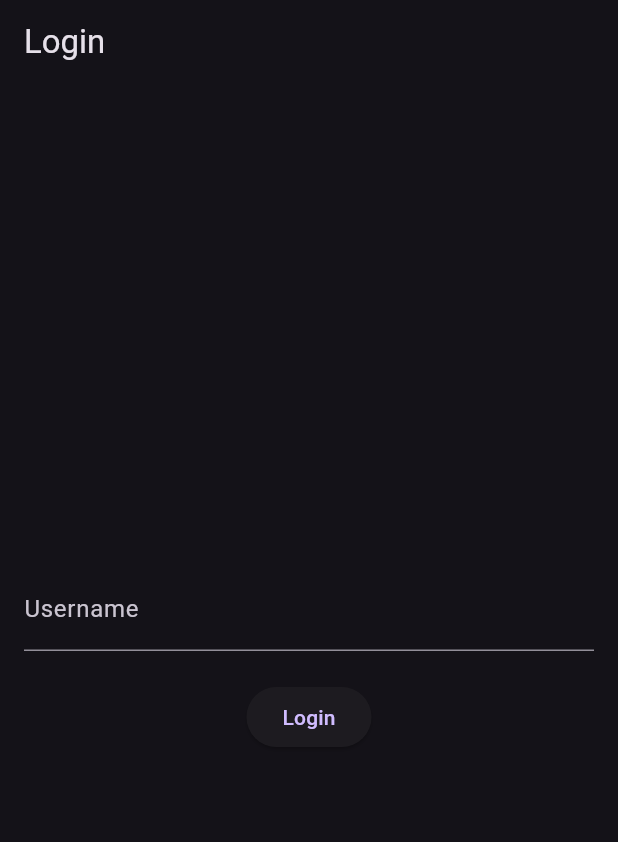
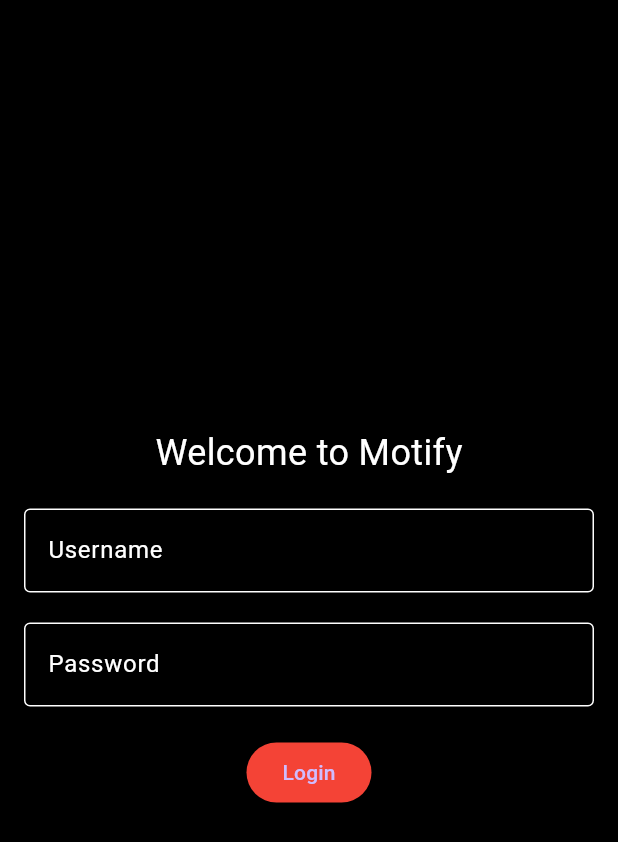
Before and after one commit to FayruzAldi/movie, a Flutter app: the screen it shows after launch, on a phone screen of 412 x 824 dp. Shown: the top 842 px of the screen. Run offline on Flutter 3.47's test engine with Material 3 defaults, Android fonts, the phone set to English and light mode, and no system bars; our stand-ins replace get.

```diff
--- /dev/null
+++ b/lib/bindings/main_binding.dart
@@ -0,0 +1,9 @@
+import 'package:get/get.dart';
+import '../controllers/main_controller.dart';
+
+class MainBinding extends Bindings {
+  @override
+  void dependencies() {
+    Get.lazyPut<MainController>(() => MainController());
+  }
+}
--- a/lib/controllers/main_controller.dart
+++ b/lib/controllers/main_controller.dart
@@ -6,17 +6,120 @@ class MainController extends GetxController {
   var username = ''.obs;
 
   final RxList<Map<String, dynamic>> dummyMovies = <Map<String, dynamic>>[
-    {'title': 'Inception', 'description': 'Film sci-fi tentang mimpi', 'rating': 4.8, 'image': 'https://via.placeholder.com/150', 'isLoved': false},
-    {'title': 'The Shawshank Redemption', 'description': 'Drama tentang perjuangan di penjara', 'rating': 4.9, 'image': 'https://via.placeholder.com/150', 'isLoved': false},
-    {'title': 'The Dark Knight', 'description': 'Film superhero Batman', 'rating': 4.7, 'image': 'https://via.placeholder.com/150', 'isLoved': false},
-    {'title': 'Pulp Fiction', 'description': 'Film crime dengan alur non-linear', 'rating': 4.6, 'image': 'https://via.placeholder.com/150', 'isLoved': false},
-    {'title': 'Forrest Gump', 'description': 'Drama komedi tentang perjalanan hidup', 'rating': 4.8, 'image': 'https://via.placeholder.com/150', 'isLoved': false},
-    {'title': 'The Matrix', 'description': 'Film sci-fi tentang realitas virtual', 'rating': 4.7, 'image': 'https://via.placeholder.com/150', 'isLoved': false},
-    {'title': 'Goodfellas', 'description': 'Film gangster klasik', 'rating': 4.7, 'image': 'https://via.placeholder.com/150', 'isLoved': false},
-    {'title': 'The Silence of the Lambs', 'description': 'Thriller psikologis', 'rating': 4.6, 'image': 'https://via.placeholder.com/150', 'isLoved': false},
+    {
+      'title': 'Inception',
+      'description': 'Film sci-fi tentang mimpi',
+      'rating': 4.8,
+      'image': 'https://play-lh.googleusercontent.com/buKf27Hxendp3tLNpNtP3E-amP0o4yYV-SGKyS2u-Y3GdGRTyfNCIT5WAVs2OudOz6so5K1jtYdAUKI9nw8',
+      'isLoved': false
+    },
+    {
+      'title': 'The Shawshank Redemption',
+      'description': 'Drama tentang perjuangan di penjara',
+      'rating': 4.9,
+      'image': 'https://m.media-amazon.com/images/M/MV5BMDAyY2FhYjctNDc5OS00MDNlLThiMGUtY2UxYWVkNGY2ZjljXkEyXkFqcGc@._V1_.jpg',
+      'isLoved': false
+    },
+    {
+      'title': 'The Dark Knight',
+      'description': 'Film superhero Batman',
+      'rating': 4.7,
+      'image': 'https://m.media-amazon.com/images/S/pv-target-images/e9a43e647b2ca70e75a3c0af046c4dfdcd712380889779cbdc2c57d94ab63902.jpg',
+      'isLoved': false
+    },
+    {
+      'title': 'Pulp Fiction',
+      'description': 'Film crime dengan alur non-linear',
+      'rating': 4.6,
+      'image': 'https://musicart.xboxlive.com/7/767c6300-0000-0000-0000-000000000002/504/image.jpg?w=1920&h=1080',
+      'isLoved': false
+    },
+    {
+      'title': 'Forrest Gump',
+      'description': 'Drama komedi tentang perjalanan hidup',
+      'rating': 4.8,
+      'image': 'https://m.media-amazon.com/images/M/MV5BNWIwODRlZTUtY2U3ZS00Yzg1LWJhNzYtMmZiYmEyNmU1NjMzXkEyXkFqcGdeQXVyMTQxNzMzNDI@._V1_FMjpg_UX1000_.jpg',
+      'isLoved': false
+    },
+    {
+      'title': 'The Matrix',
+      'description': 'Film sci-fi tentang dunia virtual',
+      'rating': 4.7,
+      'image': 'https://m.media-amazon.com/images/I/613ypTLZHsL._AC_UF894,1000_QL80_.jpg',
+      'isLoved': false
+    },
+    {
+      'title': 'Interstellar',
+      'description': 'Film sci-fi tentang perjalanan luar angkasa',
+      'rating': 4.6,
+      'image': 'https://resizing.flixster.com/-XZAfHZM39UwaGJIFWKAE8fS0ak=/v3/t/assets/p10543523_p_v8_as.jpg',
+      'isLoved': false
+    },
+    {
+      'title': 'Gladiator',
+      'description': 'Film epik tentang pejuang Romawi',
+      'rating': 4.5,
+      'image': 'https://upload.wikimedia.org/wikipedia/en/f/fb/Gladiator_%282000_film_poster%29.png',
+      'isLoved': false
+    },
+    {
+      'title': 'The Godfather',
+      'description': 'Film tentang keluarga mafia',
+      'rating': 4.9,
+      'image': 'https://play-lh.googleusercontent.com/ZucjGxDqQ-cHIN-8YA1HgZx7dFhXkfnz73SrdRPmOOHEax08sngqZMR_jMKq0sZuv5P7-T2Z2aHJ1uGQiys',
+      'isLoved': false
+    },
+    {
+      'title': 'Fight Club',
+      'description': 'Film tentang klub pertarungan rahasia',
+      'rating': 4.8,
+      'image': 'https://m.media-amazon.com/images/M/MV5BOTgyOGQ1NDItNGU3Ny00MjU3LTg2YWEtNmEyYjBiMjI1Y2M5XkEyXkFqcGc@._V1_.jpg',
+      'isLoved': false
+    },
+    {
+      'title': 'The Lord of the Rings: The Fellowship of the Ring',
+      'description': 'Film fantasi tentang perjalanan epik',
+      'rating': 4.8,
+      'image': 'https://resizing.flixster.com/-XZAfHZM39UwaGJIFWKAE8fS0ak=/v3/t/assets/p28828_p_v8_ao.jpg',
+      'isLoved': false
+    },
+    {
+      'title': 'Star Wars: Episode IV - A New Hope',
+      'description': 'Film sci-fi tentang perang bintang',
+      'rating': 4.7,
+      'image': 'https://m.media-amazon.com/images/S/pv-target-images/4a48991096eef46e47ecb17a0a677c46d7d7607aedaec7b67447645bee668816.jpg',
+      'isLoved': false
+    },
+    {
+      'title': 'The Lion King',
+      'description': 'Film animasi tentang petualangan singa',
+      'rating': 4.8,
+      'image': 'https://m.media-amazon.com/images/S/pv-target-images/2c6bf6218aa296881bfba2aa6838a21a8bf768d844ad4522fe9931cdcb7a9f33.jpg',
+      'isLoved': false
+    },
+    {
+      'title': 'Jurassic Park',
+      'description': 'Film sci-fi tentang taman dinosaurus',
+      'rating': 4.7,
+      'image': 'https://play-lh.googleusercontent.com/BVSejbKFir0thw8OmJKsWL-uDexGT9LDwSOcDuGE7vTC13b2JxjBHGzby7suSzvzziI',
+      'isLoved': false
+    },
+    {
+      'title': 'The Avengers',
+      'description': 'Film superhero tentang tim Avengers',
+      'rating': 4.6,
+      'image': 'https://m.media-amazon.com/images/M/MV5BNGE0YTVjNzUtNzJjOS00NGNlLTgxMzctZTY4YTE1Y2Y1ZTU4XkEyXkFqcGc@._V1_.jpg',
+      'isLoved': false
+    },
   ].obs;
 
   var searchResults = <Map<String, dynamic>>[].obs;
+
+  @override
+  void onInit() {
+    super.onInit();
+    searchResults.assignAll(dummyMovies);
+  }
 
   List<Map<String, dynamic>> get lovedMovies => dummyMovies.where((movie) => movie['isLoved'] as bool).toList();
 
@@ -28,6 +131,7 @@ class MainController extends GetxController {
     final movie = dummyMovies[index];
     movie['isLoved'] = !(movie['isLoved'] as bool);
     dummyMovies[index] = movie;
+    dummyMovies.refresh();
   }
 
   void login(String user) {
@@ -42,9 +146,17 @@ class MainController extends GetxController {
   }
 
   void searchMovies(String query) {
-    searchResults.value = dummyMovies.where((movie) =>
-      movie['title'].toString().toLowerCase().contains(query.toLowerCase()) ||
-      movie['description'].toString().toLowerCase().contains(query.toLowerCase())
-    ).toList();
+    if (query.isEmpty) {
+      searchResults.assignAll(dummyMovies);
+    } else {
+      searchResults.assignAll(dummyMovies.where((movie) =>
+        movie['title'].toString().toLowerCase().contains(query.toLowerCase()) ||
+        movie['description'].toString().toLowerCase().contains(query.toLowerCase())
+      ).toList());
+    }
+  }
+
+  void clearSearchResults() {
+    searchResults.assignAll(dummyMovies); // Reset hasil pencarian ke semua film
   }
 }
--- a/lib/main.dart
+++ b/lib/main.dart
@@ -1,13 +1,11 @@
 import 'package:flutter/material.dart';
 import 'package:get/get.dart';
-import 'controllers/main_controller.dart';
-import 'pages/home_page.dart';
-import 'pages/my_list_page.dart';
-import 'pages/profile_page.dart';
-import 'pages/login_page.dart';
+import 'package:movie/bindings/main_binding.dart';
+import 'package:movie/pages/home_page.dart';
+import 'package:movie/pages/login_page.dart';
+import 'package:movie/controllers/main_controller.dart';
 
 void main() {
-  Get.put(MainController());
   runApp(const MyApp());
 }
 
@@ -17,51 +15,25 @@ class MyApp extends StatelessWidget {
   @override
   Widget build(BuildContext context) {
     return GetMaterialApp(
-      title: 'Aplikasi Film',
       theme: ThemeData(
-        primarySwatch: Colors.blue,
         brightness: Brightness.dark,
+        primaryColor: Colors.black,
+        hintColor: Colors.red,
+        scaffoldBackgroundColor: Colors.black,
+        appBarTheme: const AppBarTheme(
+          color: Colors.black,
+        ),
+        bottomNavigationBarTheme: const BottomNavigationBarThemeData(
+          backgroundColor: Colors.black,
+          selectedItemColor: Colors.red,
+          unselectedItemColor: Colors.white,
+        ),
       ),
-      initialRoute: '/login',
-      debugShowCheckedModeBanner: false,
-      getPages: [
-        GetPage(name: '/login', page: () => LoginPage()),
-        GetPage(name: '/', page: () => MainPage()),
-      ],
+      initialBinding: MainBinding(),
+      home: Obx(() {
+        final MainController mainController = Get.find();
+        return mainController.isLoggedIn.value ? HomePage() : LoginPage();
+      }),
     );
   }
 }
-
-class MainPage extends StatelessWidget {
-  final MainController controller = Get.find();
-
-  @override
-  Widget build(BuildContext context) {
-    return Obx(() {
-      if (!controller.isLoggedIn.value) {
-        return LoginPage();
-      }
-      return Scaffold(
-        body: IndexedStack(
-          index: controller.currentIndex.value,
-          children: [
-            HomePage(),
-            MyListPage(),
-            ProfilePage(),
-          ],
-        ),
-        bottomNavigationBar: Obx(() => BottomNavigationBar(
-          currentIndex: controller.currentIndex.value,
-          onTap: controller.changeTab,
-          selectedItemColor: Colors.red, // Warna merah untuk item yang dipilih
-          unselectedItemColor: Colors.grey, // Warna abu-abu untuk item yang tidak dipilih
-          items: const [
-            BottomNavigationBarItem(icon: Icon(Icons.home), label: 'Beranda'),
-            BottomNavigationBarItem(icon: Icon(Icons.list), label: 'Daftar Saya'),
-            BottomNavigationBarItem(icon: Icon(Icons.person), label: 'Profil'),
-          ],
-        )),
-      );
-    });
-  }
-}
--- a/lib/pages/login_page.dart
+++ b/lib/pages/login_page.dart
@@ -3,31 +3,64 @@ import 'package:get/get.dart';
 import '../controllers/main_controller.dart';
 
 class LoginPage extends StatelessWidget {
-  final MainController controller = Get.find();
+  final MainController mainController = Get.find();
   final TextEditingController usernameController = TextEditingController();
+  final TextEditingController passwordController = TextEditingController();
+
+  LoginPage({super.key});
 
   @override
   Widget build(BuildContext context) {
     return Scaffold(
-      appBar: AppBar(title: Text('Login')),
       body: Padding(
         padding: const EdgeInsets.all(16.0),
         child: Column(
           mainAxisAlignment: MainAxisAlignment.center,
           children: [
+            const Text(
+              'Welcome to Motify',
+              style: TextStyle(fontSize: 24, color: Colors.white),
+            ),
+            const SizedBox(height: 20),
             TextField(
               controller: usernameController,
-              decoration: InputDecoration(labelText: 'Username'),
+              decoration: const InputDecoration(
+                labelText: 'Username',
+                labelStyle: TextStyle(color: Colors.white),
+                enabledBorder: OutlineInputBorder(
+                  borderSide: BorderSide(color: Colors.white),
+                ),
+                focusedBorder: OutlineInputBorder(
+                  borderSide: BorderSide(color: Colors.red),
+                ),
+              ),
+              style: const TextStyle(color: Colors.white),
             ),
-            SizedBox(height: 20),
+            const SizedBox(height: 20),
+            TextField(
+              controller: passwordController,
+              decoration: const InputDecoration(
+                labelText: 'Password',
+                labelStyle: TextStyle(color: Colors.white),
+                enabledBorder: OutlineInputBorder(
+                  borderSide: BorderSide(color: Colors.white),
+                ),
+                focusedBorder: OutlineInputBorder(
+                  borderSide: BorderSide(color: Colors.red),
+                ),
+              ),
+              obscureText: true,
+              style: const TextStyle(color: Colors.white),
+            ),
+            const SizedBox(height: 20),
             ElevatedButton(
               onPressed: () {
-                if (usernameController.text.isNotEmpty) {
-                  controller.login(usernameController.text);
-                  Get.offAllNamed('/');
-                }
+                mainController.login(usernameController.text);
               },
-              child: Text('Login'),
+              style: ElevatedButton.styleFrom(
+                backgroundColor: Colors.red,
+              ),
+              child: const Text('Login'),
             ),
           ],
         ),
```
Also changed, not shown: lib/pages/home_page.dart (+98 -71 lines), lib/pages/main_page.dart (added, +51 -0 lines), lib/pages/movie_search_delegate.dart (added, +99 -0 lines), lib/pages/my_list_page.dart (+26 -7 lines), lib/pages/profile_page.dart (+25 -40 lines), lib/widgets/movie_item.dart (+7 -26 lines), main.dart (added, +11 -0 lines), 1 other file.
